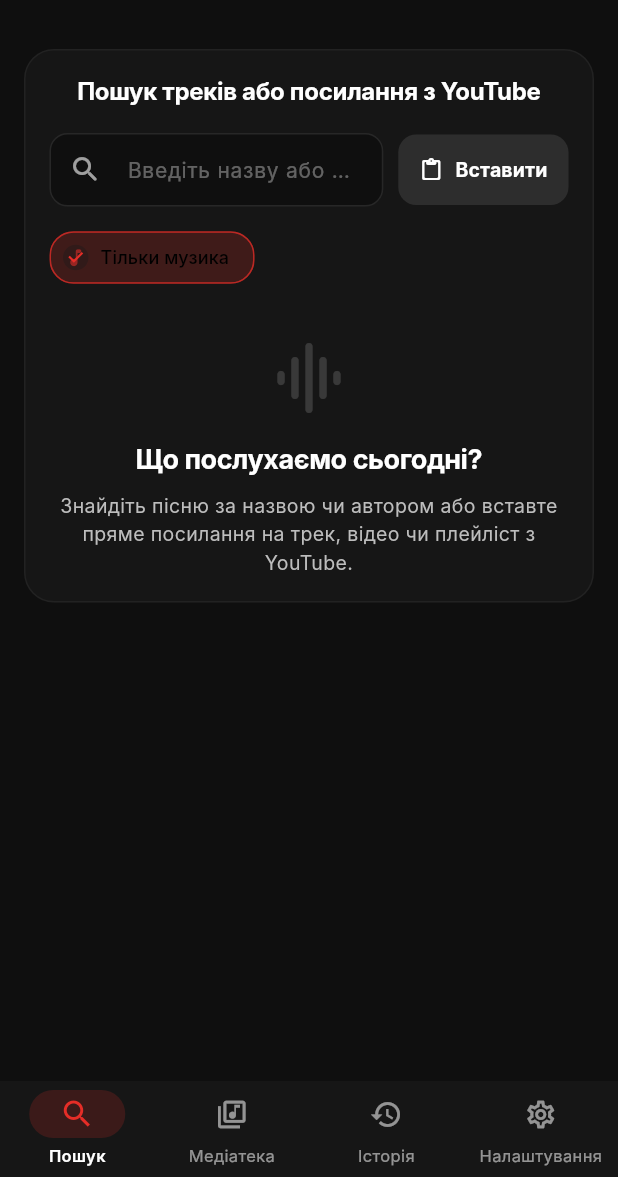
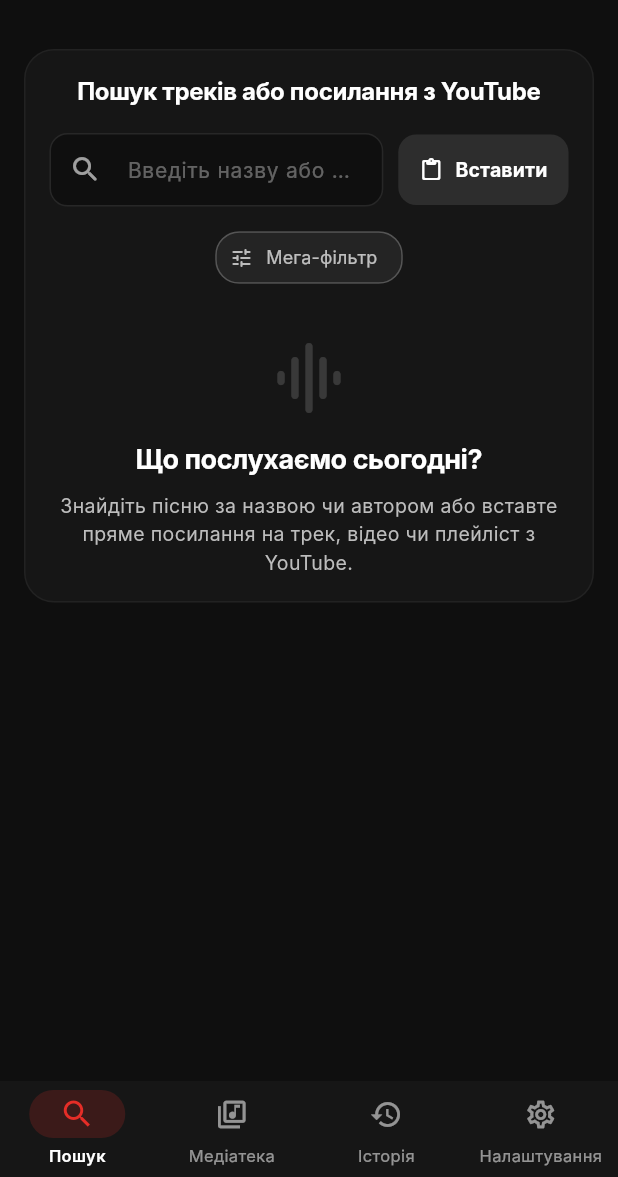
Before and after one commit to Lutvunenko-Dmutro/musicflow-mobile, a Flutter app: the screen it shows after launch, on a phone screen of 412 x 824 dp, the part 59-1236 px from its top. Run offline on Flutter 3.47's test engine with Material 3 defaults, Android fonts, the phone set to English and light mode, and no system bars; our stand-ins replace audio_service, cached_network_image, file_picker, get_it, just_audio, permission_handler and 2 more; missing offline and left inert: audio_session, audiotags, fftea, youtube_explode_dart; accounts and stored records are empty; Roboto replaces fonts that are missing (Inter).

Commit message:
feat(search): впроваджено інтерактивний Мега-фільтр пошуку (формати, регіони, жанри, тривалість та сортування)

```diff
--- a/lib/features/search/screens/search_screen.dart
+++ b/lib/features/search/screens/search_screen.dart
@@ -3,7 +3,9 @@
 import 'package:music_flow_mobile/services/youtube_service.dart';
 import 'package:music_flow_mobile/models/song_model.dart';
 import 'package:music_flow_mobile/locator.dart';
+import 'package:music_flow_mobile/models/search_filter_model.dart';
 import 'package:music_flow_mobile/features/search/widgets/search_input_card.dart';
+import 'package:music_flow_mobile/features/search/widgets/search_filter_sheet.dart';
 import 'package:music_flow_mobile/features/search/widgets/local_search_results.dart';
 import 'package:music_flow_mobile/features/search/widgets/youtube_search_results.dart';
 
@@ -20,7 +22,7 @@
   List<SongModel> _results = [];
   List<SongModel> _localResults = [];
   bool _isSearching = false;
-  bool _musicOnly = true;
+  SearchFilterModel _filter = const SearchFilterModel();
 
   void _search() async {
     final query = _searchController.text.trim();
@@ -57,7 +59,7 @@
       if (isUrl) {
         results = await _ytService.resolveLink(query);
       } else {
-        results = await _ytService.searchSongs(query, musicOnly: _musicOnly);
+        results = await _ytService.searchSongs(query, filter: _filter);
       }
 
       if (mounted) {
@@ -133,14 +135,18 @@
             SearchInputCard(
               controller: _searchController,
               onSearch: _search,
-              musicOnly: _musicOnly,
-              onMusicOnlyChanged: (val) {
-                setState(() {
-                  _musicOnly = val;
-                });
-                if (_searchController.text.trim().isNotEmpty) {
-                  _search();
-                }
+              filter: _filter,
+              onOpenFilter: () {
+                SearchFilterSheet.show(
+                  context,
+                  filter: _filter,
+                  onApply: (newFilter) {
+                    setState(() => _filter = newFilter);
+                    if (_searchController.text.trim().isNotEmpty) {
+                      _search();
+                    }
+                  },
+                );
               },
             ),
 
--- a/lib/features/search/widgets/search_input_card.dart
+++ b/lib/features/search/widgets/search_input_card.dart
@@ -1,20 +1,33 @@
 import 'package:flutter/material.dart';
 import 'package:flutter/services.dart';
 import 'package:music_flow_mobile/core/widgets/custom_card.dart';
+import 'package:music_flow_mobile/models/search_filter_model.dart';
 
 class SearchInputCard extends StatelessWidget {
   final TextEditingController controller;
   final VoidCallback onSearch;
-  final bool musicOnly;
-  final ValueChanged<bool> onMusicOnlyChanged;
+  final SearchFilterModel filter;
+  final VoidCallback onOpenFilter;
 
   const SearchInputCard({
     super.key,
     required this.controller,
     required this.onSearch,
-    required this.musicOnly,
-    required this.onMusicOnlyChanged,
+    required this.filter,
+    required this.onOpenFilter,
   });
+
+  Widget _buildActiveBadge(String text, Color primary) {
+    return Container(
+      padding: const EdgeInsets.symmetric(horizontal: 8, vertical: 4),
+      decoration: BoxDecoration(
+        color: primary.withValues(alpha: 0.15),
+        borderRadius: BorderRadius.circular(12),
+        border: Border.all(color: primary.withValues(alpha: 0.4)),
+      ),
+      child: Text(text, style: TextStyle(fontSize: 11, color: primary, fontWeight: FontWeight.bold)),
+    );
+  }
 
   @override
   Widget build(BuildContext context) {
@@ -88,28 +101,51 @@
             ],
           ),
           const SizedBox(height: 10),
-          Row(
+          SingleChildScrollView(
+            scrollDirection: Axis.horizontal,
+            child: Row(
               children: [
-              FilterChip(
-                label: const Text('Тільки музика', style: TextStyle(fontSize: 12)),
+                ActionChip(
                   avatar: Icon(
-                  Icons.music_note_rounded,
-                  size: 15,
-                  color: musicOnly ? primary : Colors.grey[400],
+                    Icons.tune_rounded,
+                    size: 16,
+                    color: filter.activeFiltersCount > 0 ? primary : Colors.grey[400],
                   ),
-                selected: musicOnly,
-                selectedColor: primary.withValues(alpha: 0.2),
-                checkmarkColor: primary,
-                backgroundColor: Colors.white.withValues(alpha: 0.05),
-                shape: RoundedRectangleBorder(
-                  borderRadius: BorderRadius.circular(16),
-                  side: BorderSide(
-                    color: musicOnly ? primary.withValues(alpha: 0.5) : Colors.white.withValues(alpha: 0.1),
+                  label: Text(
+                    filter.activeFiltersCount > 0
+                        ? 'Фільтри (${filter.activeFiltersCount})'
+                        : 'Мега-фільтр',
+                    style: TextStyle(
+                      fontSize: 12,
+                      fontWeight: filter.activeFiltersCount > 0 ? FontWeight.bold : FontWeight.normal,
+                      color: filter.activeFiltersCount > 0 ? primary : Colors.white70,
                     ),
                   ),
-                onSelected: onMusicOnlyChanged,
+                  backgroundColor: filter.activeFiltersCount > 0
+                      ? primary.withValues(alpha: 0.18)
+                      : Colors.white.withValues(alpha: 0.06),
+                  side: BorderSide(
+                    color: filter.activeFiltersCount > 0
+                        ? primary.withValues(alpha: 0.6)
+                        : Colors.white.withValues(alpha: 0.12),
                   ),
+                  shape: RoundedRectangleBorder(borderRadius: BorderRadius.circular(16)),
+                  onPressed: onOpenFilter,
+                ),
+                if (filter.region != 'all') ...[
+                  const SizedBox(width: 8),
+                  _buildActiveBadge(filter.region == 'ua' ? '🇺🇦 UA' : filter.region.toUpperCase(), primary),
                 ],
+                if (filter.genre != 'all') ...[
+                  const SizedBox(width: 8),
+                  _buildActiveBadge(filter.genre, primary),
+                ],
+                if (filter.format != 'all') ...[
+                  const SizedBox(width: 8),
+                  _buildActiveBadge(filter.format, primary),
+                ],
+              ],
+            ),
           ),
           const SizedBox(height: 28),
           Icon(
--- /dev/null
+++ b/lib/models/search_filter_model.dart
@@ -0,0 +1,114 @@
+enum SearchSortBy {
+  relevance,
+  views,
+  newest,
+}
+
+enum SearchDurationFilter {
+  any,
+  under5Min,
+  under10Min,
+  over10Min,
+}
+
+class SearchFilterModel {
+  final String region; // 'all', 'ua', 'global', 'kpop', 'latino'
+  final String genre; // 'all', 'rock', 'pop', 'electronic', 'rap', 'lofi'
+  final String format; // 'all', 'studio', 'clip', 'live', 'acoustic', 'remix'
+  final SearchDurationFilter durationFilter;
+  final SearchSortBy sortBy;
+
+  const SearchFilterModel({
+    this.region = 'all',
+    this.genre = 'all',
+    this.format = 'all',
+    this.durationFilter = SearchDurationFilter.under10Min,
+    this.sortBy = SearchSortBy.relevance,
+  });
+
+  bool get isDefault =>
+      region == 'all' &&
+      genre == 'all' &&
+      format == 'all' &&
+      durationFilter == SearchDurationFilter.under10Min &&
+      sortBy == SearchSortBy.relevance;
+
+  int get activeFiltersCount {
+    int count = 0;
+    if (region != 'all') count++;
+    if (genre != 'all') count++;
+    if (format != 'all') count++;
+    if (durationFilter != SearchDurationFilter.under10Min) count++;
+    if (sortBy != SearchSortBy.relevance) count++;
+    return count;
+  }
+
+  SearchFilterModel copyWith({
+    String? region,
+    String? genre,
+    String? format,
+    SearchDurationFilter? durationFilter,
+    SearchSortBy? sortBy,
+  }) {
+    return SearchFilterModel(
+      region: region ?? this.region,
+      genre: genre ?? this.genre,
+      format: format ?? this.format,
+      durationFilter: durationFilter ?? this.durationFilter,
+      sortBy: sortBy ?? this.sortBy,
+    );
+  }
+
+  String buildTargetQuery(String baseQuery) {
+    final tags = <String>[];
+
+    // Format tags
+    if (format == 'studio') {
+      tags.add('official audio');
+    } else if (format == 'clip') {
+      tags.add('official music video');
+    } else if (format == 'live') {
+      tags.add('live');
+    } else if (format == 'acoustic') {
+      tags.add('acoustic');
+    } else if (format == 'remix') {
+      tags.add('remix');
+    }
+
+    // Genre tags
+    if (genre != 'all') {
+      tags.add(genre);
+    }
+
+    // Region tags
+    if (region == 'ua') {
+      tags.add('українська');
+    } else if (region == 'global') {
+      tags.add('english');
+    } else if (region == 'kpop') {
+      tags.add('k-pop');
+    } else if (region == 'latino') {
+      tags.add('latino');
+    }
+
+    if (tags.isEmpty) {
+      // Default to studio audio for clean music
+      return '$baseQuery official audio';
+    }
+
+    return '$baseQuery ${tags.join(" ")}';
+  }
+
+  bool matchesDuration(Duration duration) {
+    switch (durationFilter) {
+      case SearchDurationFilter.any:
+        return true;
+      case SearchDurationFilter.under5Min:
+        return duration.inMinutes < 5;
+      case SearchDurationFilter.under10Min:
+        return duration.inMinutes <= 10;
+      case SearchDurationFilter.over10Min:
+        return duration.inMinutes >= 10;
+    }
+  }
+}
```
Also changed, not shown: lib/features/search/widgets/search_filter_sheet.dart (added, +179 -0 lines), lib/services/youtube_service.dart (+31 -63 lines), 1 other file. Lines whose indentation alone changed are shown as unchanged.
